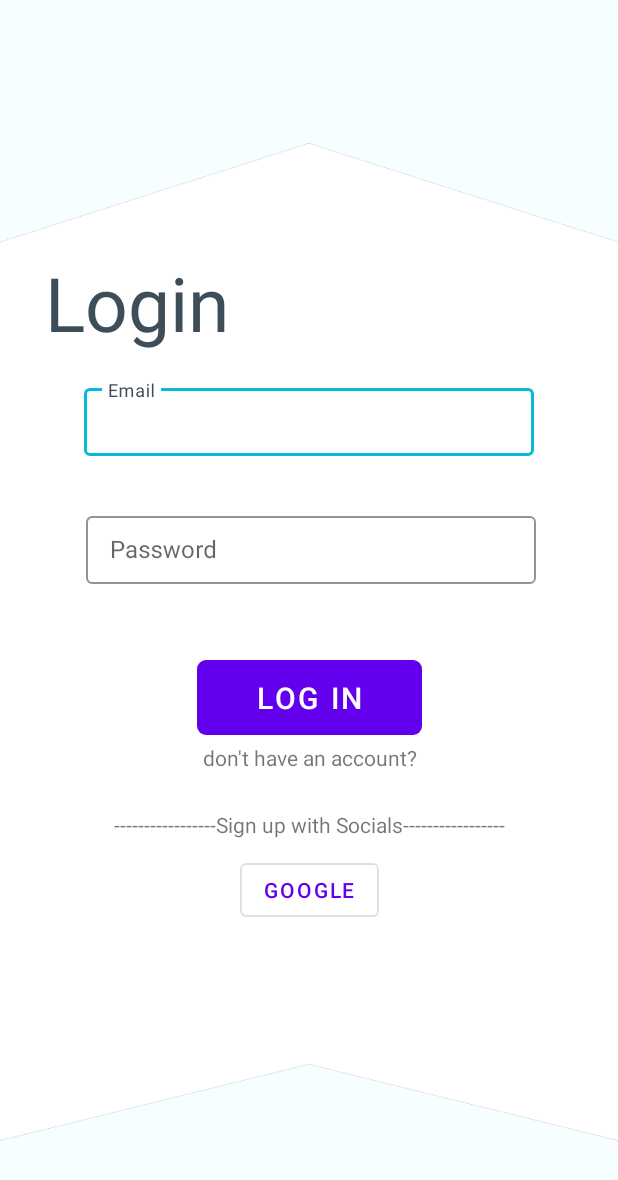
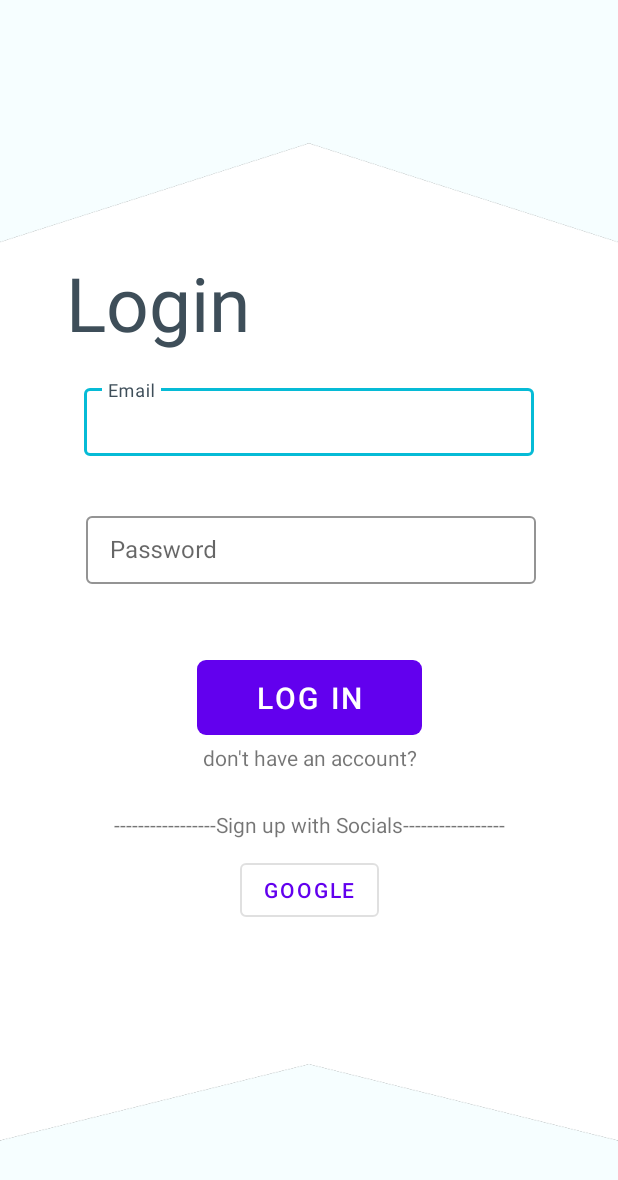
Before and after one commit to Adarsh23jha/E-Learning-app, an Android app: the layout login.xml on its own in the app's theme, with its tools: preview values and no code run, on a phone screen of 412 x 824 dp. Shown: the top 1180 px of the screen. Run offline under Robolectric (Android 15) with nearby library versions, the phone set to English and light mode, and no system bars.

Commit message:
Edited something

```diff
--- a/app/src/main/res/layout/login.xml
+++ b/app/src/main/res/layout/login.xml
@@ -23,7 +23,7 @@
         android:id="@+id/textView2"
         android:layout_width="wrap_content"
         android:layout_height="wrap_content"
-        android:layout_marginStart="30dp"
+        android:layout_marginStart="44dp"
         android:layout_marginTop="168dp"
         android:text="@string/loginTitle"
         android:textColor="@color/PageTitle"
```
